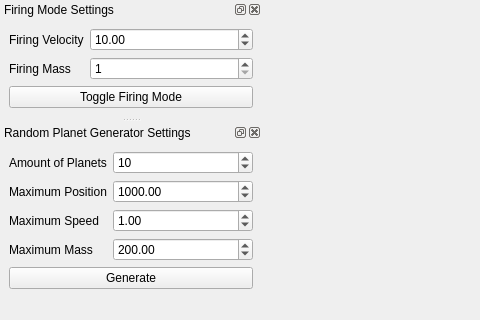
The window that forms/mainwindow.ui (chipgw/planets-3d) describes before a commit, drawn with Qt 5; both pictures show x 0 to 480 and y 643 to 963 of the 800 by 963 pixel window.
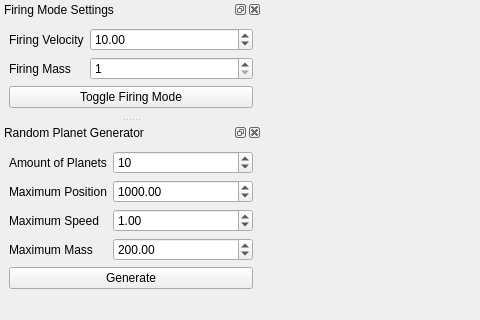
The same window after the commit. Icons and pictures are not drawn. Custom widgets are drawn as their Qt base class.

Commit message: change the randomSettings_DockWidget title and actionRandom_Settings text to "Random Planet Generator"

```diff
--- a/forms/mainwindow.ui
+++ b/forms/mainwindow.ui
@@ -565,7 +565,7 @@
   </widget>
   <widget class="QDockWidget" name="randomSettings_DockWidget">
    <property name="windowTitle">
-    <string>Random Planet Generator Settings</string>
+    <string>Random Planet Generator</string>
    </property>
    <attribute name="dockWidgetArea">
     <number>1</number>
```
Left out of the diff: 2 changed lines with no effect on the pictures.
